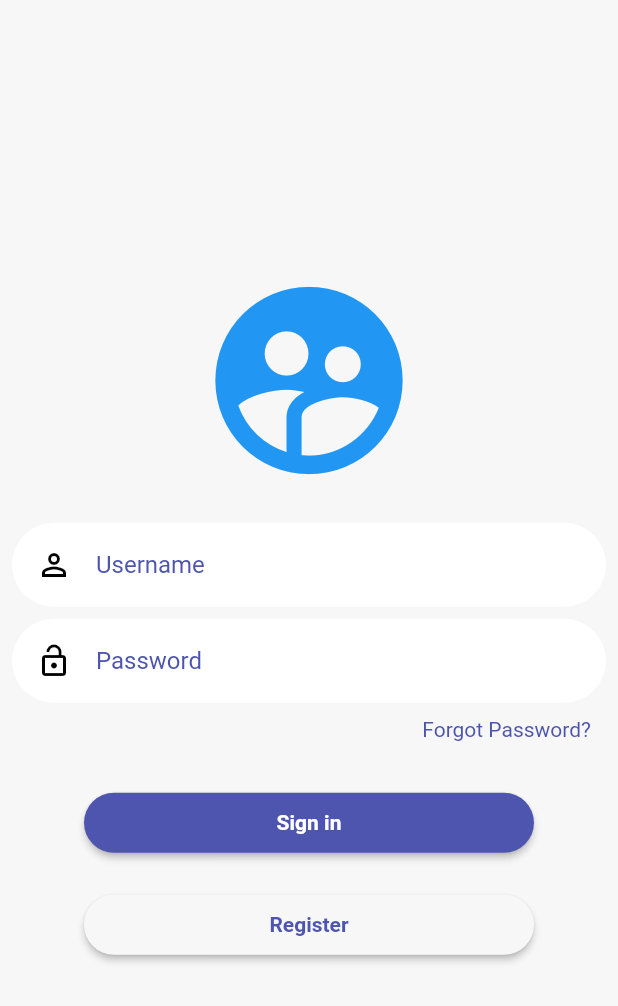
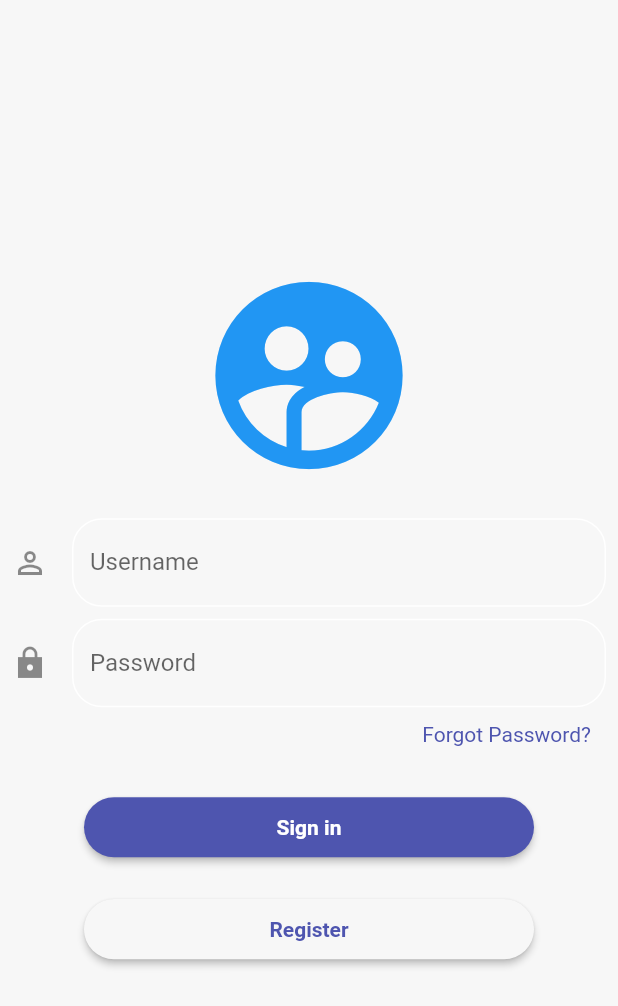
Before and after one commit to cickpoo0121/mini_shopping, a Flutter app: the Login screen opened by its route, on a phone screen of 412 x 824 dp. Shown: the top 1006 px of the screen. Run offline on Flutter 3.47's test engine with Material 2 defaults, Android fonts, the phone set to English and light mode, and no system bars; our stand-ins replace get, get_storage, image_picker, pin_code_fields; accounts and stored records are empty.

```diff
--- a/mobile/lib/views/login.dart
+++ b/mobile/lib/views/login.dart
@@ -65,26 +65,55 @@ class _LoginState extends State<Login> {
                 size: 150.0,
               ),
               SizedBox(height: 20),
-              RoundedTextField(
+              TextField(
+                  onChanged: (value) {
+                  print(value);
+                },
                 controller: _username,
-                hintText: "Username",
-                icon: Icons.perm_identity_outlined,
-                // color: kTextColor,
+                 decoration: new InputDecoration(
+                  icon: new Icon(Icons.perm_identity_outlined),
+                  labelText: "Username",
+                  enabledBorder: const OutlineInputBorder(
+                    borderRadius: BorderRadius.all(Radius.circular(20.0)),
+                    borderSide: const BorderSide(
+                      color: Colors.white,
 
-                backgroundColor: Colors.white,
+
+                      // hintText: "Password",
+                      // icon: Icons.lock_open,
+                      // backgroundColor: Colors.white,
+                    ),
+                  ),
+                ),
+              //   hintText: "Username",
+              //   icon: Icons.perm_identity_outlined,
+              //   // color: kTextColor,
+
+              //   backgroundColor: Colors.white,
+              // ,
+              ),
+              SizedBox(height: 8),
+              TextField(
+                obscureText: true,
                 onChanged: (value) {
                   print(value);
                 },
-              ),
-              SizedBox(height: 8),
-              RoundedTextField(
                 controller: _password,
-                hintText: "Password",
-                icon: Icons.lock_open,
-                backgroundColor: Colors.white,
-                onChanged: (value) {
-                  print(value);
-                },
+                decoration: new InputDecoration(
+                  icon: new Icon(Icons.lock_sharp),
+                  labelText: "Password",
+                  enabledBorder: const OutlineInputBorder(
+                    borderRadius: BorderRadius.all(Radius.circular(20.0)),
+                    borderSide: const BorderSide(
+                      color: Colors.white,
+
+
+                      // hintText: "Password",
+                      // icon: Icons.lock_open,
+                      // backgroundColor: Colors.white,
+                    ),
+                  ),
+                ),
               ),
               Padding(
                 padding: const EdgeInsets.all(10),
```
